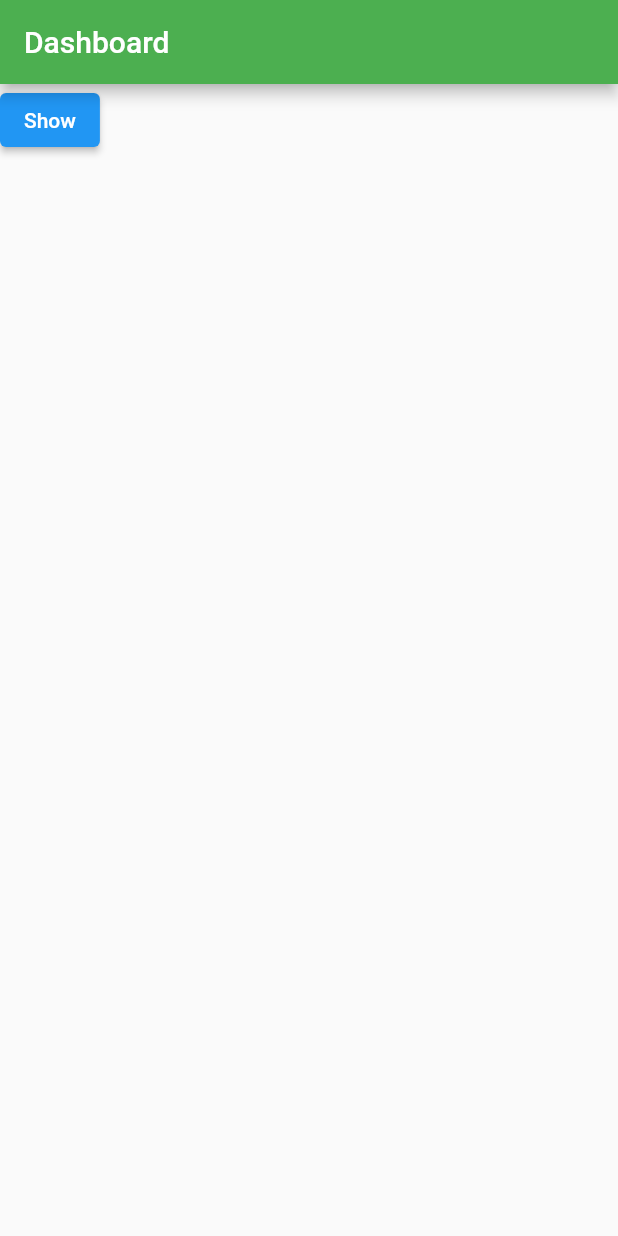
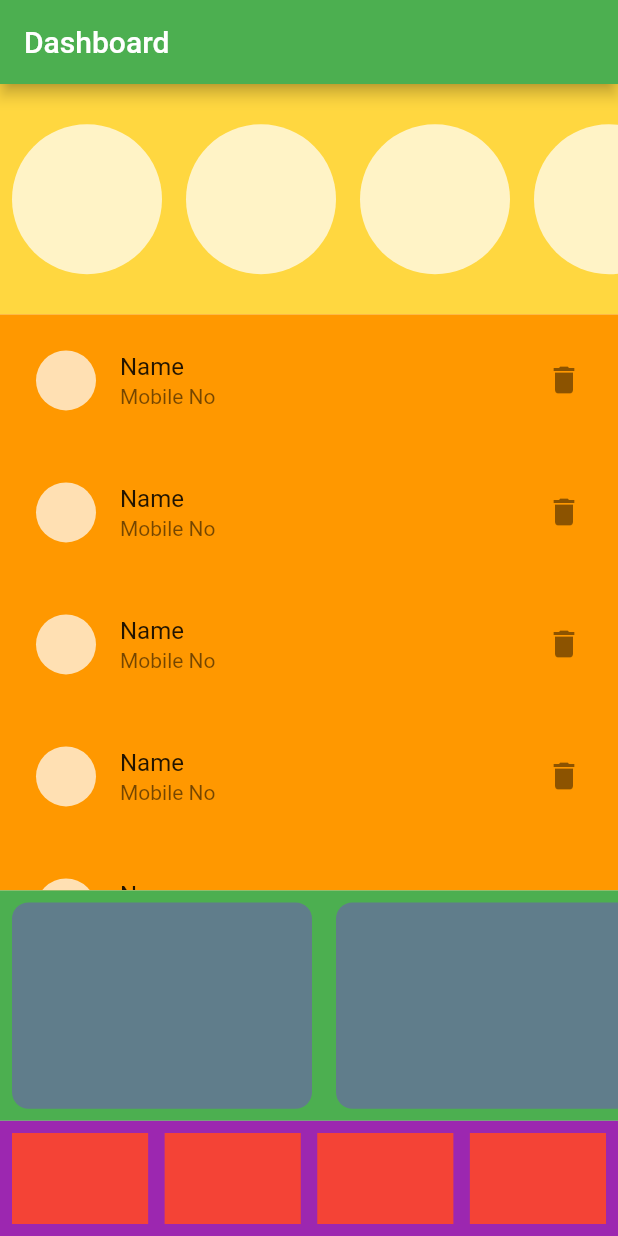
Before and after one commit to singhrishabh93/flutter_basics, a Flutter app: the screen it shows after launch, on a phone screen of 412 x 824 dp. Run offline on Flutter 3.47's test engine with Material 2 defaults, Android fonts, the light colour scheme and no system bars.

```diff
--- a/lib/main.dart
+++ b/lib/main.dart
@@ -29,11 +29,108 @@ class _MyHomePageState extends State<MyHomePage> {
 
   @override
   Widget build(BuildContext context) {
+    var arrColors = [
+      Colors.red,
+      Colors.amberAccent,
+      Colors.black,
+      Colors.green,
+      Colors.deepPurple,
+      Colors.orange,
+      Colors.blue,
+      Colors.pinkAccent,
+    ];
     return Scaffold(
         appBar: AppBar(
           title: Text("Dashboard"),
           backgroundColor: Colors.green,
         ),
-        body: ElevatedButton(onPressed: callBack, child: Text("Show")));
+        body: Container(
+            child: Column(
+          children: [
+            Expanded(
+              flex: 2,
+              child: Container(
+                color: Colors.amberAccent,
+                child: ListView.builder(
+                  itemBuilder: ((context, index) => Padding(
+                        padding: const EdgeInsets.all(8.0),
+                        child: SizedBox(
+                            width: 100,
+                            child: CircleAvatar(
+                              backgroundColor: Colors.white70,
+                            )),
+                      )),
+                  itemCount: 10,
+                  scrollDirection: Axis.horizontal,
+                ),
+              ),
+            ),
+            Expanded(
+              flex: 5,
+              child: Container(
+                  color: Colors.orange,
+                  child: ListView.builder(
+                      itemBuilder: ((context, index) => Padding(
+                            padding: const EdgeInsets.all(8.0),
+                            child: ListTile(
+                              leading: CircleAvatar(
+                                backgroundColor: Colors.white70,
+                              ),
+                              title: Text("Name"),
+                              subtitle: Text("Mobile No"),
+                              trailing: Icon(Icons.delete),
+                            ),
+                          )))),
+            ),
+
+            Expanded(
+                flex: 2,
+                child: Container(
+                  color: Colors.green,
+                  child: ListView.builder(
+                    itemBuilder: ((context, index) => Padding(
+                          padding: const EdgeInsets.all(8.0),
+                          child: Container(
+                            width: 200,
+                            decoration: BoxDecoration(
+                                borderRadius: BorderRadius.circular(11),
+                                color: Colors.blueGrey),
+                          ),
+                        )),
+                    itemCount: 10,
+                    scrollDirection: Axis.horizontal,
+                  ),
+                )),
+
+            Expanded(
+                flex: 1,
+                child: Container(
+                  color: Colors.purple,
+                  child: Padding(
+                    padding: const EdgeInsets.all(8.0),
+                    child: GridView.count(
+                      crossAxisCount: 4,
+                      crossAxisSpacing: 11,
+                      mainAxisSpacing: 11,
+                      children: [
+                        Container(
+                          color: arrColors[0],
+                        ),
+                        Container(
+                          color: arrColors[0],
+                        ),
+                        Container(
+                          color: arrColors[0],
+                        ),
+                        Container(
+                          color: arrColors[0],
+                        ),
+                      ],
+                    ),
+                  ),
+                )),
+            // Expanded(flex: 2, child: Container(color: Colors.pink)),
+          ],
+        )));
   }
 }
```
